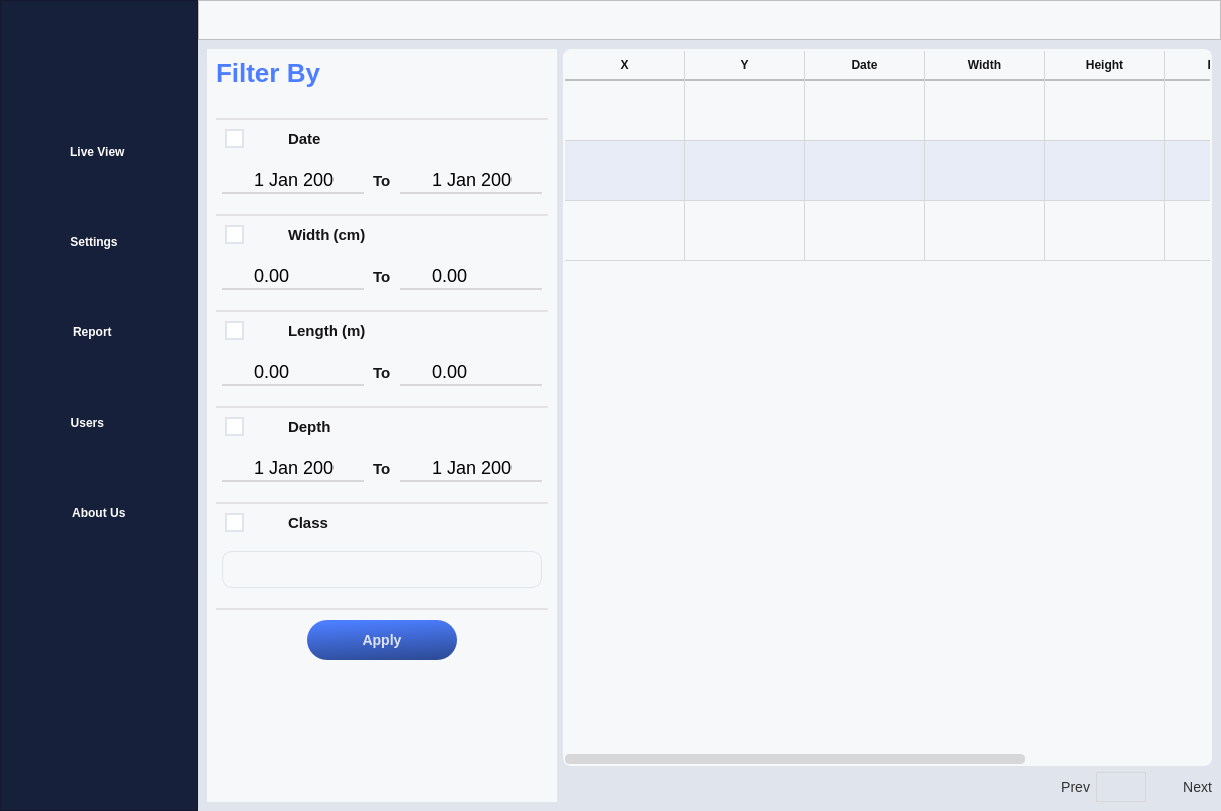
Old version of the form UIFiles/main_UI.ui in the repository DORSA-co/MSC_Conveyor.
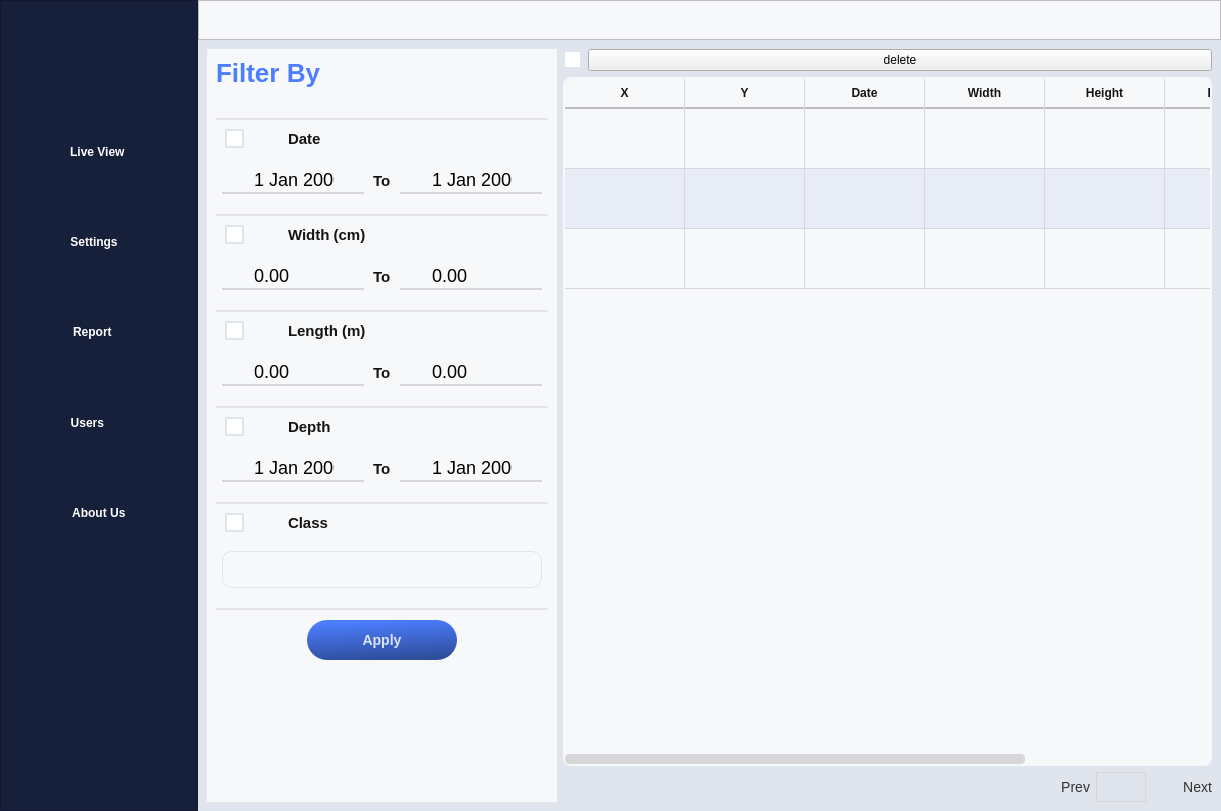
New version of the form. The open tabs and pages were chosen to show the change. Icons and pictures are not drawn. Custom widgets are drawn as their Qt base class.

Commit message: select defect in reports table and delete all added, some change in guiBackend

The edit to the form file:
```diff
--- a/UIFiles/main_UI.ui
+++ b/UIFiles/main_UI.ui
@@ -4084,6 +4084,33 @@
             <property name="rightMargin">
              <number>0</number>
             </property>
+            <item>
+             <layout class="QHBoxLayout" name="horizontalLayout_38">
+              <property name="topMargin">
+               <number>0</number>
+              </property>
+              <item>
+               <widget class="QCheckBox" name="select_all_defects_table">
+                <property name="sizePolicy">
+                 <sizepolicy hsizetype="Fixed" vsizetype="Fixed">
+                  <horstretch>0</horstretch>
+                  <verstretch>0</verstretch>
+                 </sizepolicy>
+                </property>
+                <property name="text">
+                 <string/>
+                </property>
+               </widget>
+              </item>
+              <item>
+               <widget class="QPushButton" name="delete_selected_defects">
+                <property name="text">
+                 <string>delete</string>
+                </property>
+               </widget>
+              </item>
+             </layout>
+            </item>
             <item>
              <widget class="QTableWidget" name="report_table">
               <property name="styleSheet">
```
Left out of the diff: 10 changed lines with no effect on the pictures. The commit also changes 17 other files.
